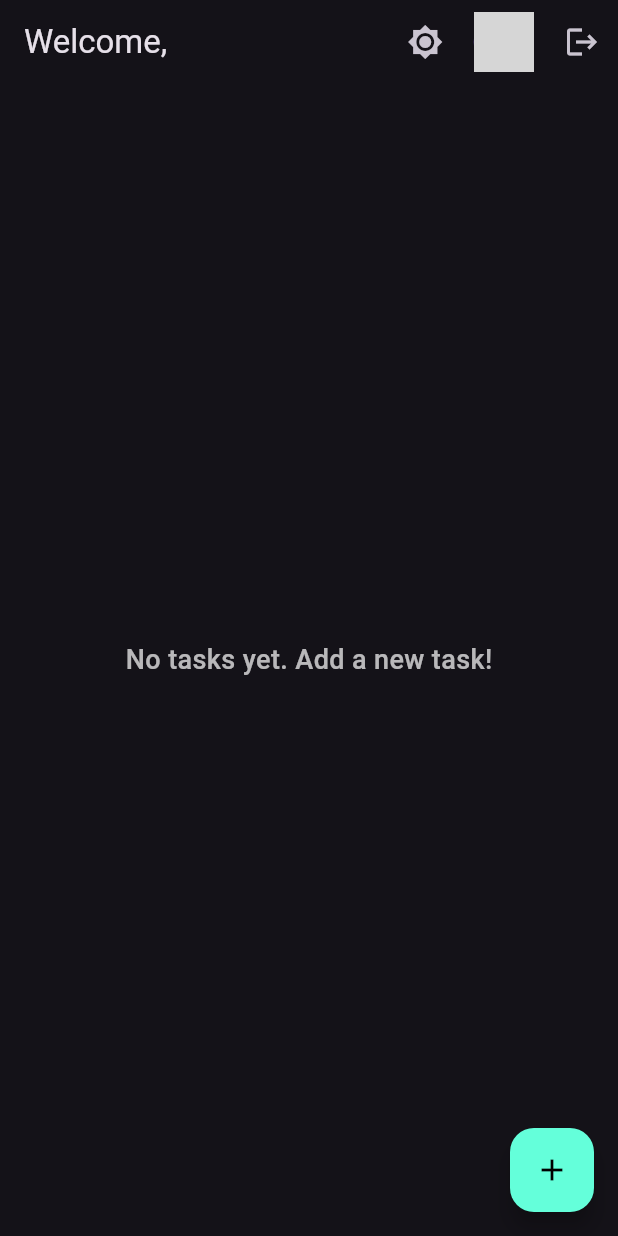
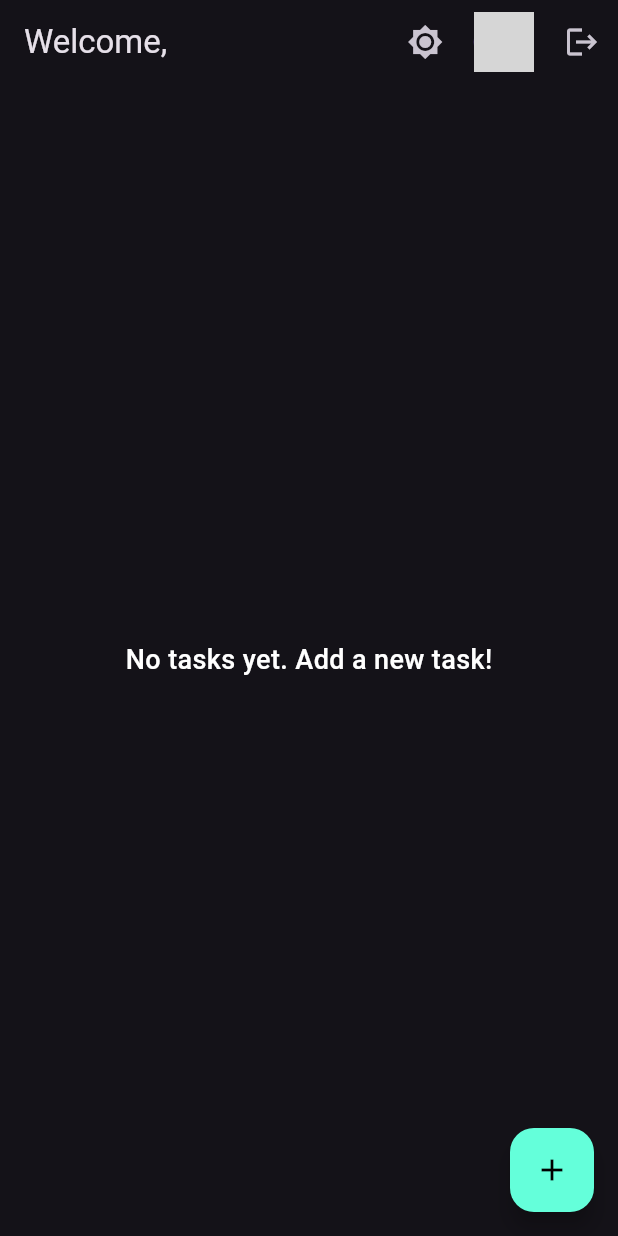
Before and after one commit to Sparsh897/Taskmate, a Flutter app: the TodoScreen screen opened directly, after a tap on the "brightness 2" icon, on a phone screen of 412 x 824 dp. Run offline on Flutter 3.47's test engine with Material 3 defaults, Android fonts, the phone set to English and light mode, and no system bars; our stand-ins replace cloud_firestore, firebase_auth, firebase_core, get, google_sign_in; accounts and stored records are empty; network calls fail; grey boxes are pictures that could not be loaded.

Commit message:
first commit

```diff
--- a/lib/views/todo_view.dart
+++ b/lib/views/todo_view.dart
@@ -192,7 +192,7 @@ class TodoScreen extends StatelessWidget {
                     style: TextStyle(
                       fontSize: 18,
                       fontWeight: FontWeight.w500,
-                      color: Get.isDarkMode ? Colors.white70 : Colors.black54,
+                      color: Get.isDarkMode ? Colors.white : Colors.black54,
                     ),
                   ),
                 );
```
